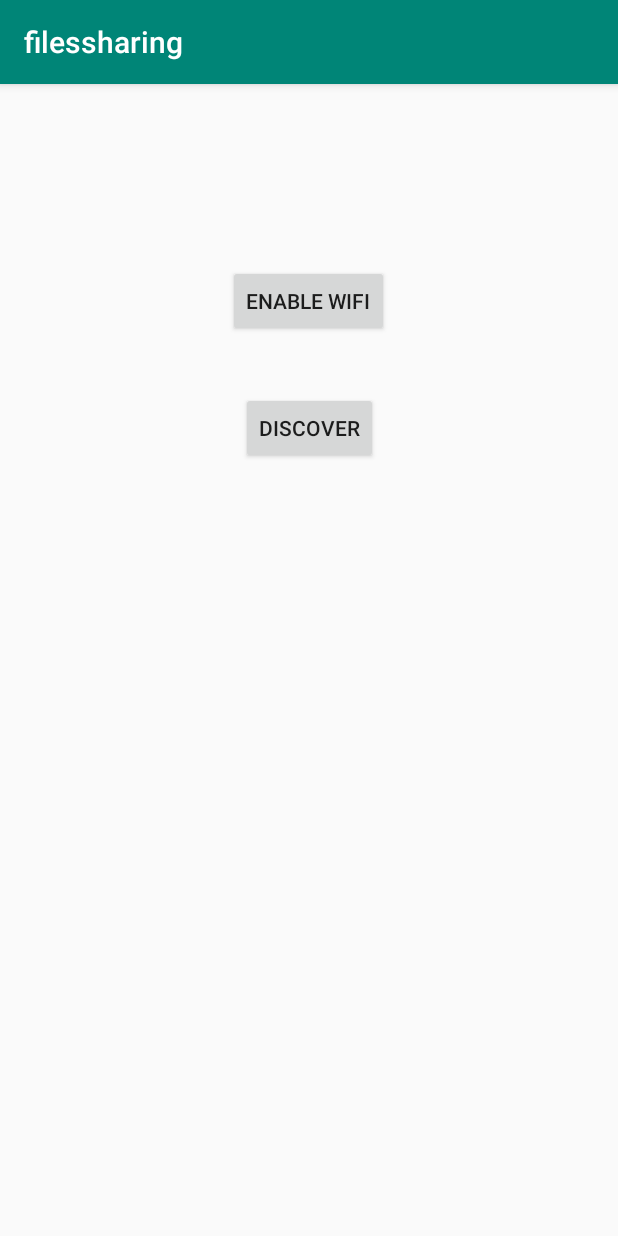
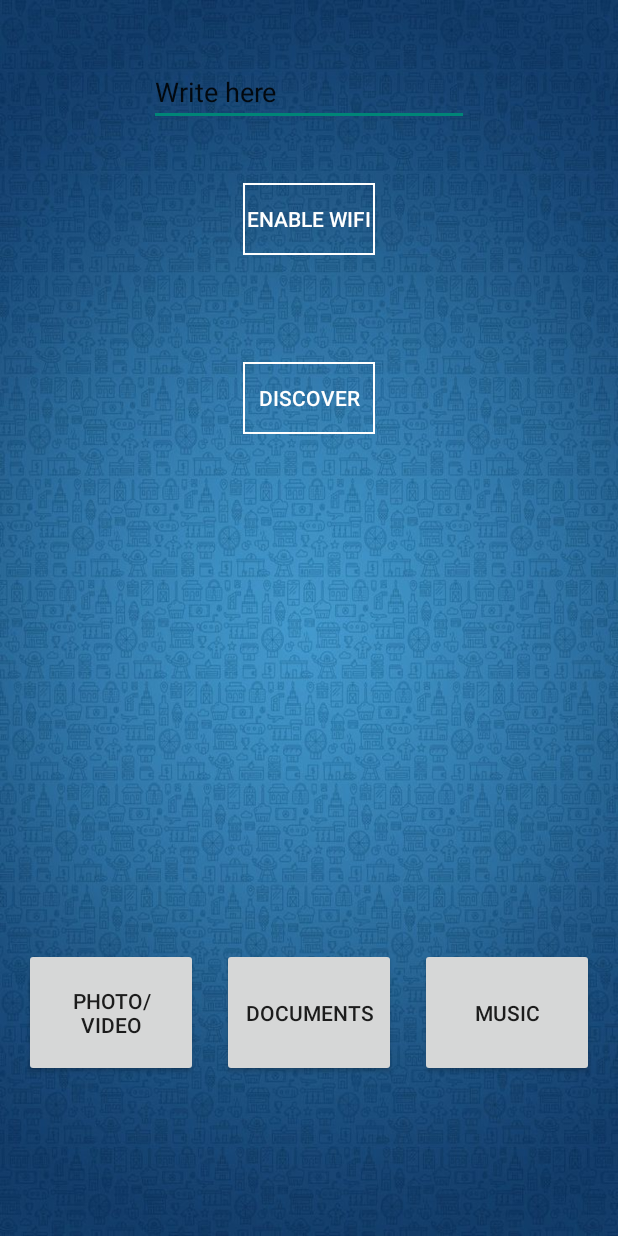
Before and after one commit to stoicanescu/Files-Sharing, an Android app: the screen it shows after launch (MainActivity), on a phone screen of 412 x 824 dp. Run offline under Robolectric (Android 15) with nearby library versions, the phone set to English and light mode, and no system bars.

Commit message:
added more buttons and background image

```diff
--- a/app/src/main/java/com/example/filessharing/NsdHelper.java
+++ b/app/src/main/java/com/example/filessharing/NsdHelper.java
@@ -8,6 +8,7 @@ import android.util.Log;
 import android.view.View;
 import android.widget.AdapterView;
 import android.widget.ArrayAdapter;
+import android.widget.EditText;
 import android.widget.ListView;
 import android.widget.Toast;
 
@@ -33,11 +34,15 @@ class NsdHelper {
     private NsdManager mNsdManager;
     private NsdManager.RegistrationListener registrationListener;
     private NsdManager.DiscoveryListener discoveryListener;
+    private NsdManager.ResolveListener resolveListener;
+
+    EditText editText;
 
     NsdHelper(Activity mActivity, String serviceName) {
         this.serviceName = serviceName;
         this.mActivity = mActivity;
         configAdapter();
+        editText = (EditText)mActivity.findViewById(R.id.editText);
     }
 
     private void configAdapter() {
@@ -162,7 +167,17 @@ class NsdHelper {
         registrationStarted = true;
     }
 
-    private NsdManager.ResolveListener resolveListener = new NsdManager.ResolveListener() {
+    private void handleServicesArrayChange() {
+        mActivity.runOnUiThread(new Runnable() {
+            @Override
+            public void run() {
+                adapter.notifyDataSetChanged();
+            }
+        });
+    }
+
+    void initializeResolveListener() {
+        resolveListener = new NsdManager.ResolveListener() {
 
             @Override
             public void onResolveFailed(NsdServiceInfo serviceInfo, int errorCode) {
@@ -178,14 +193,6 @@ class NsdHelper {
                 onDeviceClick();
             }
         };
-
-    private void handleServicesArrayChange() {
-        mActivity.runOnUiThread(new Runnable() {
-            @Override
-            public void run() {
-                adapter.notifyDataSetChanged();
-            }
-        });
     }
 
     private void onDeviceClick() {
@@ -200,9 +207,10 @@ class NsdHelper {
                         port = dev.getHostPort();
                     }
                 }
+                String text = editText.getText().toString();
                 if(ip != null) {
                     BackgroundTask bt = new BackgroundTask();
-                    bt.execute(ip, port, "mama are mere", mActivity);
+                    bt.execute(ip, port, text, mActivity);
                 }
                 else
                     Toast.makeText(mActivity.getApplicationContext(), "Connection failed!", Toast.LENGTH_SHORT).show();
--- a/app/src/main/java/com/example/filessharing/Server.java
+++ b/app/src/main/java/com/example/filessharing/Server.java
@@ -32,17 +32,15 @@ class Server implements Runnable{
                 mySocket = ss.accept();
                 dis = new DataInputStream(mySocket.getInputStream());
                 message = dis.readUTF();
-
                 mActivity.runOnUiThread(new Runnable() {
                     @Override
                     public void run() {
-                        Toast.makeText(mActivity.getApplicationContext(), "Message: " + message + " received!", Toast.LENGTH_SHORT).show();
+                        Toast.makeText(mActivity.getApplicationContext(), "Message: " + message + " received!20", Toast.LENGTH_SHORT).show();
                     }
                 });
             }
         } catch (IOException e) {
             e.printStackTrace();
         }
-
     }
 }
--- /dev/null
+++ b/app/src/main/res/drawable/border.xml
@@ -0,0 +1,4 @@
+<shape xmlns:android="http://schemas.android.com/apk/res/android" android:shape="rectangle" >
+    <solid android:color="#00000000" />
+    <stroke android:width="1dip" android:color="#fff"/>
+</shape>
--- a/app/src/main/res/layout/activity_main.xml
+++ b/app/src/main/res/layout/activity_main.xml
@@ -4,38 +4,92 @@
     xmlns:tools="http://schemas.android.com/tools"
     android:layout_width="match_parent"
     android:layout_height="match_parent"
+    android:background="@drawable/background6"
     tools:context=".MainActivity">
+
+    <Button
+        android:id="@+id/documents_button"
+        android:layout_width="116dp"
+        android:layout_height="86dp"
+        android:text="@string/documents_button"
+        android:onClick="performFileSearch"
+        app:layout_constraintBottom_toBottomOf="parent"
+        app:layout_constraintEnd_toEndOf="parent"
+        app:layout_constraintStart_toStartOf="parent"
+        app:layout_constraintTop_toBottomOf="@+id/listView" />
+
+    <Button
+        android:id="@+id/music_button"
+        android:layout_width="116dp"
+        android:layout_height="86dp"
+        android:text="@string/music_button"
+        android:onClick="performFileSearch"
+        app:layout_constraintBottom_toBottomOf="parent"
+        app:layout_constraintEnd_toEndOf="parent"
+        app:layout_constraintStart_toEndOf="@+id/documents_button"
+        app:layout_constraintTop_toBottomOf="@+id/listView" />
 
     <Button
         android:id="@+id/wifi_button"
         android:layout_width="wrap_content"
         android:layout_height="wrap_content"
+        android:background="@drawable/border"
         android:onClick="setWifiOn"
         android:text="@string/wifi_button"
+        android:textColor="#fff"
         app:layout_constraintBottom_toTopOf="@+id/listView"
         app:layout_constraintEnd_toEndOf="parent"
-        app:layout_constraintHorizontal_bias="0.498"
         app:layout_constraintStart_toStartOf="parent"
-        app:layout_constraintTop_toTopOf="parent" />
+        app:layout_constraintTop_toTopOf="parent"
+        app:layout_constraintVertical_bias="0.399" />
 
     <Button
         android:id="@+id/discover"
         android:layout_width="wrap_content"
         android:layout_height="wrap_content"
+        android:background="@drawable/border"
         android:onClick="discoverServices"
         android:text="@string/discover_button"
+        android:textColor="#fff"
         app:layout_constraintBottom_toTopOf="@+id/listView"
         app:layout_constraintEnd_toEndOf="parent"
+        app:layout_constraintHorizontal_bias="0.501"
         app:layout_constraintStart_toStartOf="parent"
-        app:layout_constraintTop_toBottomOf="@+id/wifi_button" />
+        app:layout_constraintTop_toBottomOf="@+id/wifi_button"
+        app:layout_constraintVertical_bias="0.527" />
 
     <ListView
         android:id="@+id/listView"
-        android:layout_width="302dp"
-        android:layout_height="190dp"
+        android:layout_width="314dp"
+        android:layout_height="172dp"
         app:layout_constraintBottom_toBottomOf="parent"
+        app:layout_constraintEnd_toEndOf="parent"
+        app:layout_constraintHorizontal_bias="0.494"
+        app:layout_constraintStart_toStartOf="parent"
+        app:layout_constraintTop_toTopOf="parent"
+        app:layout_constraintVertical_bias="0.542" />
+
+    <EditText
+        android:id="@+id/editText"
+        android:layout_width="wrap_content"
+        android:layout_height="wrap_content"
+        android:ems="10"
+        android:inputType="textPersonName"
+        android:text="Write here"
+        app:layout_constraintBottom_toTopOf="@+id/wifi_button"
         app:layout_constraintEnd_toEndOf="parent"
         app:layout_constraintStart_toStartOf="parent"
         app:layout_constraintTop_toTopOf="parent" />
 
+    <Button
+        android:id="@+id/photo_video_button"
+        android:layout_width="116dp"
+        android:layout_height="86dp"
+        android:text="@string/photo_video_button"
+        android:onClick="performFileSearch"
+        app:layout_constraintBottom_toBottomOf="parent"
+        app:layout_constraintEnd_toStartOf="@+id/documents_button"
+        app:layout_constraintStart_toStartOf="parent"
+        app:layout_constraintTop_toBottomOf="@+id/listView" />
+
 </androidx.constraintlayout.widget.ConstraintLayout>
--- a/app/src/main/res/layout/list_view.xml
+++ b/app/src/main/res/layout/list_view.xml
@@ -3,6 +3,7 @@
     android:id="@+id/label"
     android:layout_width="match_parent"
     android:layout_height="match_parent"
+    android:textColor="#fff"
     android:padding="10sp"
     android:textSize="16sp"
     android:textStyle="bold" >
--- a/app/src/main/res/values/strings.xml
+++ b/app/src/main/res/values/strings.xml
@@ -2,4 +2,7 @@
     <string name="app_name">filessharing</string>
     <string name="wifi_button">Enable WIFI</string>
     <string name="discover_button">Discover</string>
+    <string name="photo_video_button">Photo/Video</string>
+    <string name="documents_button">Documents</string>
+    <string name="music_button">Music</string>
 </resources>
--- a/app/src/main/res/values/styles.xml
+++ b/app/src/main/res/values/styles.xml
@@ -3,9 +3,9 @@
     <!-- Base application theme. -->
     <style name="AppTheme" parent="Theme.AppCompat.Light.DarkActionBar">
         <!-- Customize your theme here. -->
-        <item name="colorPrimary">@color/colorPrimary</item>
-        <item name="colorPrimaryDark">@color/colorPrimaryDark</item>
-        <item name="colorAccent">@color/colorAccent</item>
+<!--        <item name="colorPrimary">@color/colorPrimary</item>-->
+<!--        <item name="colorPrimaryDark">@color/colorPrimaryDark</item>-->
+<!--        <item name="colorAccent">@color/colorAccent</item>-->
     </style>
 
 </resources>
```
Also changed, not shown: app/build.gradle (+4 -4 lines), app/src/main/java/com/example/filessharing/MainActivity.java (+43 -4 lines), app/src/main/res/drawable/background.jpg (added), app/src/main/res/drawable/background2.jpg (added), app/src/main/res/drawable/background3.jpg (added), app/src/main/res/drawable/background4.jpg (added), app/src/main/res/drawable/background5.jpg (added), app/src/main/res/drawable/background6.jpg (added).
